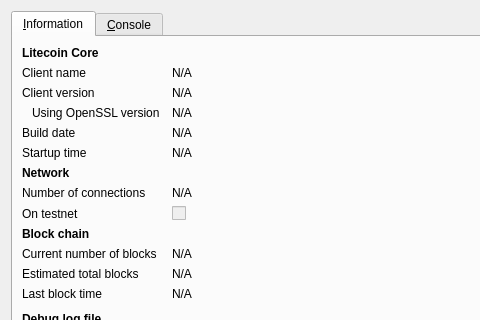
AbdulRayhman/CGX-Coin, file src/qt/forms/rpcconsole.ui: the form before one commit; both pictures show x 0 to 480 and y 0 to 320 of the 740 by 450 pixel window.
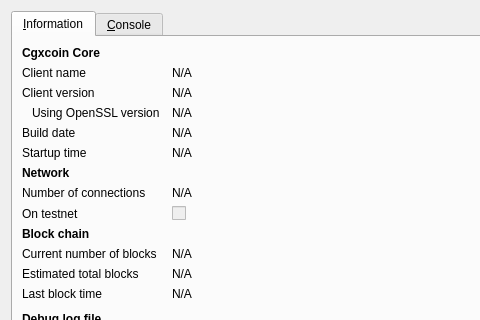
The form after the commit. Icons and pictures are not drawn.

What changed in the file:
```diff
--- a/src/qt/forms/rpcconsole.ui
+++ b/src/qt/forms/rpcconsole.ui
@@ -36,7 +36,7 @@
           </font>
          </property>
          <property name="text">
-          <string>Litecoin Core</string>
+          <string>Cgxcoin Core</string>
          </property>
         </widget>
        </item>
```
Left out of the diff: 6 changed lines with no effect on the pictures.
